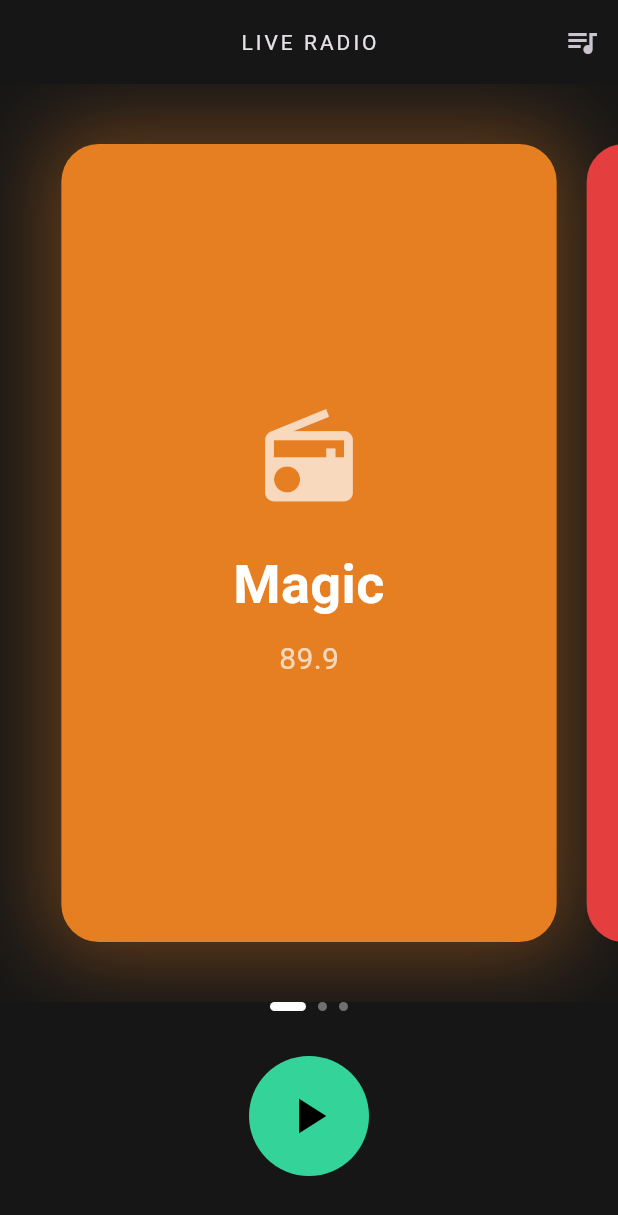
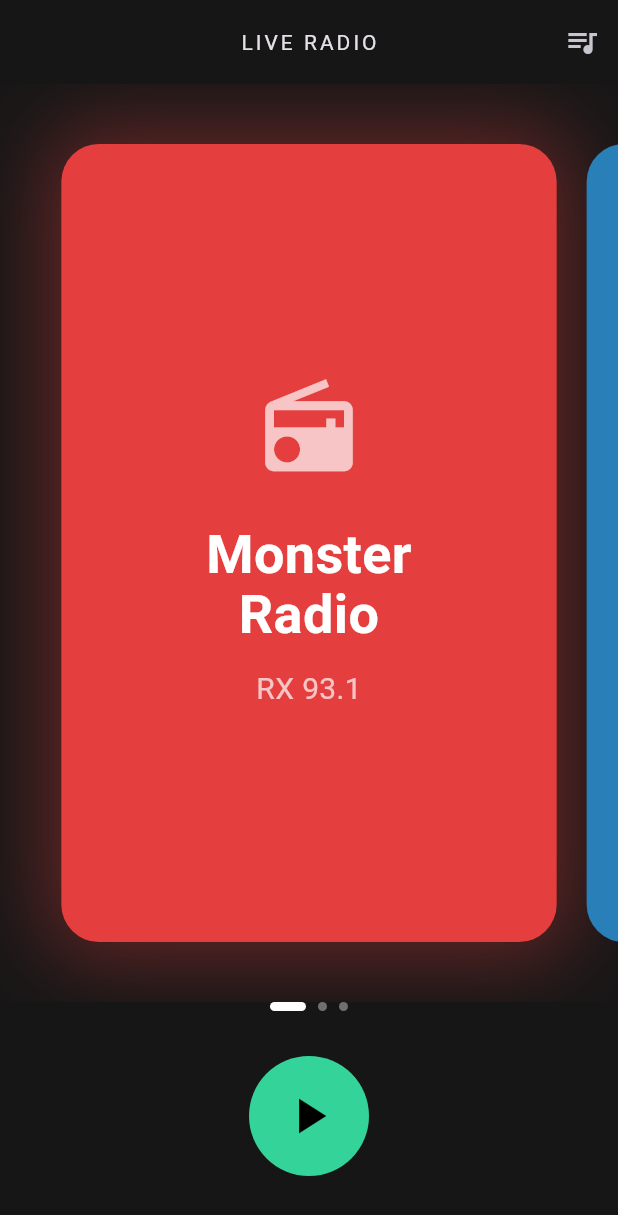
Before and after one commit to DRMx86/RADYOmo, a Flutter app: the screen it shows after launch, after a tap on the "play arrow" icon, on a phone screen of 412 x 824 dp. Shown: the top 1215 px of the screen. Run offline on Flutter 3.47's test engine with Material 3 defaults, Android fonts, the phone set to English and light mode, and no system bars; our stand-ins replace just_audio, just_audio_background.

Commit message:
Update radio station list and improve structure

```diff
--- a/lib/main.dart
+++ b/lib/main.dart
@@ -14,7 +14,6 @@ void main() async {
   runApp(const RadioApp());
 }
 
-// Data model for the stations
 class RadioStation {
   final String name;
   final String frequency;
@@ -63,17 +62,10 @@ class _RadioPlayerScreenState extends State<RadioPlayerScreen> {
   int _currentIndex = 0;
   String? _errorMessage;
   bool _isLoading = false;
-  int? _playingStationIndex; // Tracks which station is currently loaded
+  int? _playingStationIndex;
 
-  // List of stations. Update the URLs and logos as needed!
+  // YOUR EXACT ORIGINAL STATIONS
   final List<RadioStation> stations = [
-    RadioStation(
-      name: 'Magic',
-      frequency: '89.9',
-      url: 'https://in-icecast.eradioportal.com:8443/magic899', // Replace if needed
-      color: const Color(0xFFE67E22), // Orange
-      logoUrl: 'https://via.placeholder.com/300/E67E22/FFFFFF?text=Magic+89.9',
-    ),
     RadioStation(
       name: 'Monster\nRadio',
       frequency: 'RX 93.1',
@@ -82,11 +74,18 @@ class _RadioPlayerScreenState extends State<RadioPlayerScreen> {
       logoUrl: 'https://via.placeholder.com/300/E53E3E/FFFFFF?text=Monster+Radio',
     ),
     RadioStation(
-      name: 'Barangay\nLS',
-      frequency: '97.1',
-      url: 'https://in-icecast.eradioportal.com:8443/barangayls', // Replace if needed
+      name: 'Win Radio',
+      frequency: '91.5',
+      url: 'https://stream.zeno.fm/2ss1hgnu6hhvv.m3u',
       color: const Color(0xFF2980B9), // Blue
-      logoUrl: 'https://via.placeholder.com/300/2980B9/FFFFFF?text=Barangay+LS',
+      logoUrl: 'https://via.placeholder.com/300/2980B9/FFFFFF?text=Win+Radio',
+    ),
+    RadioStation(
+      name: 'Magic',
+      frequency: '89.9',
+      url: 'https://stream-161.zeno.fm/sh37pvfd938uv',
+      color: const Color(0xFFE67E22), // Orange
+      logoUrl: 'https://via.placeholder.com/300/E67E22/FFFFFF?text=Magic+89.9',
     ),
   ];
 
@@ -115,7 +114,6 @@ class _RadioPlayerScreenState extends State<RadioPlayerScreen> {
   Future<void> _togglePlay(int index) async {
     final station = stations[index];
 
-    // If clicking play on a station that isn't currently loaded
     if (_playingStationIndex != index) {
       setState(() {
         _errorMessage = null;
@@ -124,7 +122,7 @@ class _RadioPlayerScreenState extends State<RadioPlayerScreen> {
       });
 
       try {
-        await _player.stop(); // Stop whatever is currently playing
+        await _player.stop();
         await _player.setAudioSource(
           AudioSource.uri(
             Uri.parse(station.url),
@@ -148,7 +146,6 @@ class _RadioPlayerScreenState extends State<RadioPlayerScreen> {
         }
       }
     } else {
-      // If clicking play/pause on the station that is already loaded
       if (_player.playing) {
         _player.pause();
       } else {
@@ -228,7 +225,6 @@ class _RadioPlayerScreenState extends State<RadioPlayerScreen> {
             ),
           ),
 
-          // Page Indicator Dots
           Row(
             mainAxisAlignment: MainAxisAlignment.center,
             children: List.generate(
@@ -248,7 +244,6 @@ class _RadioPlayerScreenState extends State<RadioPlayerScreen> {
 
           const SizedBox(height: 30),
 
-          // Play Button
           GestureDetector(
             onTap: () => _togglePlay(_currentIndex),
             child: Container(
@@ -257,7 +252,7 @@ class _RadioPlayerScreenState extends State<RadioPlayerScreen> {
               margin: const EdgeInsets.only(bottom: 40),
               decoration: const BoxDecoration(
                 shape: BoxShape.circle,
-                color: Color(0xFF34D399), // Green button
+                color: Color(0xFF34D399),
               ),
               child: _isLoading && _playingStationIndex == _currentIndex
                 ? const Padding(
@@ -274,7 +269,6 @@ class _RadioPlayerScreenState extends State<RadioPlayerScreen> {
             ),
           ),
 
-          // Error Message Display
           if (_errorMessage != null)
             Container(
               width: double.infinity,
```
